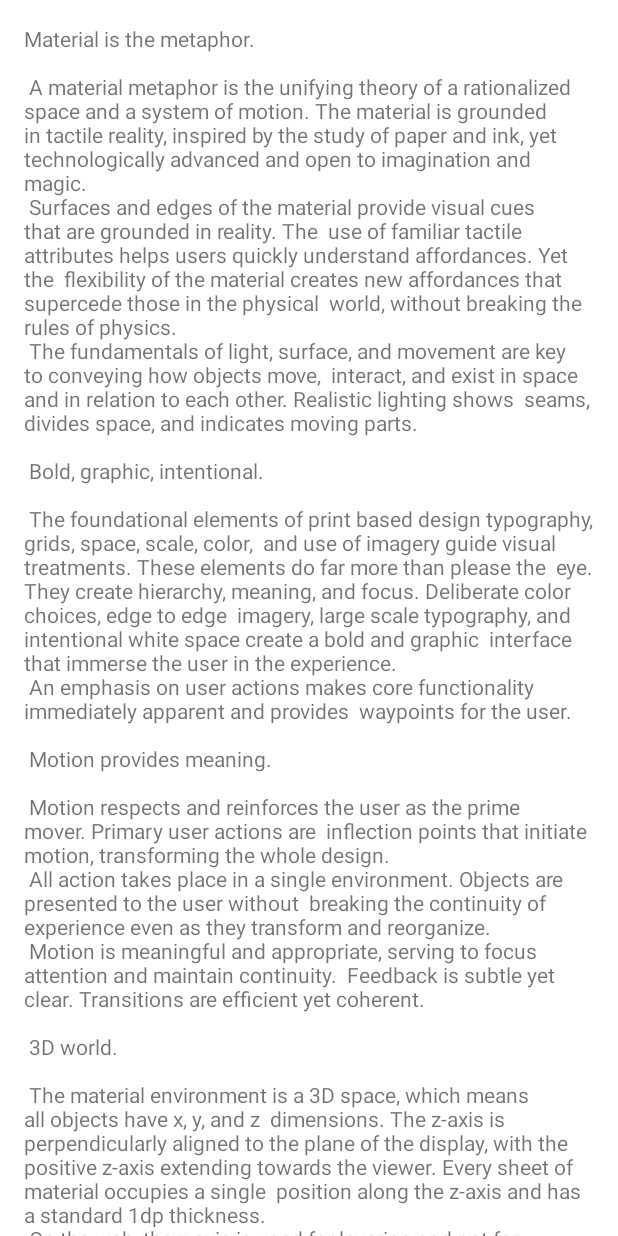
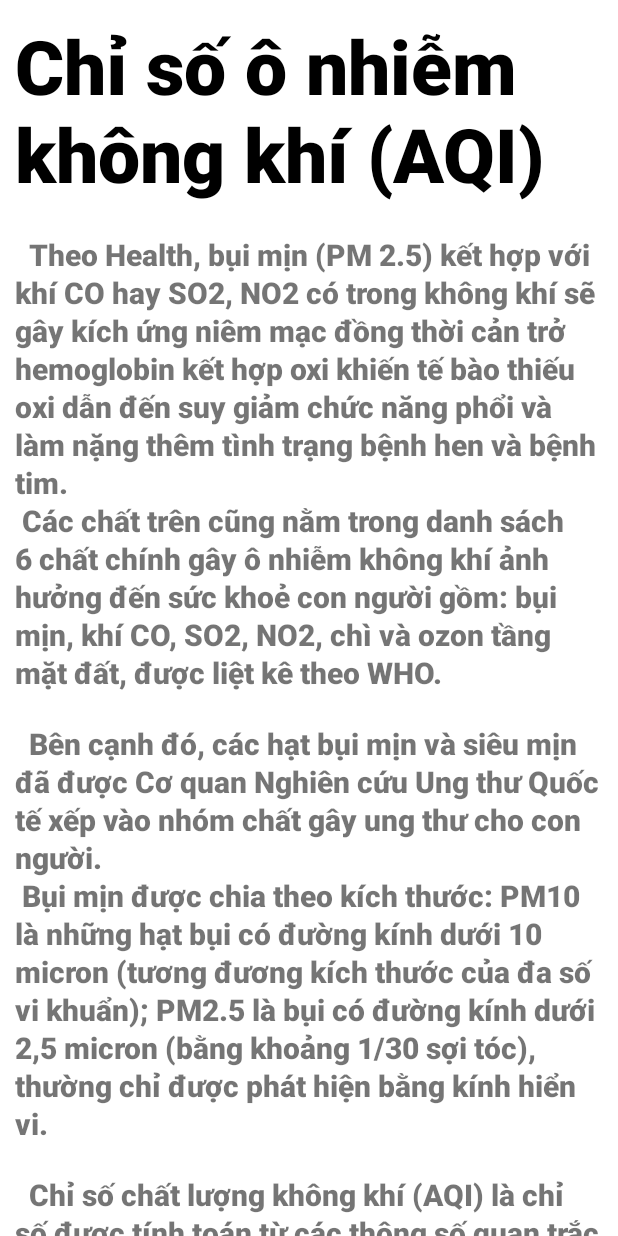
Before and after one commit to PBL4-Air-Pollution/Android-app, an Android app: the layout fragment_info.xml on its own in the app's theme, with its tools: preview values and no code run, on a phone screen of 412 x 824 dp. Run offline under Robolectric (Android 15) with nearby library versions, the phone set to English and light mode, and no system bars.

Commit message:
Map+info

```diff
--- a/AirQuality/app/build.gradle
+++ b/AirQuality/app/build.gradle
@@ -43,7 +43,8 @@ dependencies {
     implementation 'androidx.navigation:navigation-fragment:2.3.5'
     implementation 'androidx.navigation:navigation-ui:2.3.5'
     implementation 'androidx.legacy:legacy-support-v4:1.0.0'
-    implementation 'com.google.android.gms:play-services-maps:17.0.1'
+    implementation 'com.google.android.gms:play-services-maps:18.0.0'
+    implementation 'com.google.android.gms:play-services-location:18.0.0'
 
     // Room for database
     def room_version = "2.3.0"
--- a/AirQuality/app/src/debug/res/values/google_maps_api.xml
+++ b/AirQuality/app/src/debug/res/values/google_maps_api.xml
@@ -20,5 +20,5 @@
     Once you have your key (it starts with "AIza"), replace the "google_maps_key"
     string in this file.
     -->
-    <string name="google_maps_key" templateMergeStrategy="preserve" translatable="false">YOUR_KEY_HERE</string>
+    <string name="google_maps_key" templateMergeStrategy="preserve" translatable="false">AIzaSyDmhZePPoY07vFGUdgcZ2I0MV_H3pUDcSk</string>
 </resources>
--- a/AirQuality/app/src/main/AndroidManifest.xml
+++ b/AirQuality/app/src/main/AndroidManifest.xml
@@ -8,7 +8,8 @@
          location permissions for the "MyLocation" functionality.
     -->
     <uses-permission android:name="android.permission.ACCESS_FINE_LOCATION" />
-
+    <uses-permission android:name="android.permission.ACCESS_COARSE_LOCATION"/>
+    <uses-permission android:name="android.permission.INTERNET"/>
     <application
         android:allowBackup="true"
         android:icon="@mipmap/ic_launcher"
@@ -27,7 +28,7 @@
         -->
         <meta-data
             android:name="com.google.android.geo.API_KEY"
-            android:value="@string/google_maps_key" />
+            android:value="AIzaSyDmhZePPoY07vFGUdgcZ2I0MV_H3pUDcSk" />
 
         <activity
             android:name=".MainActivity"
--- a/AirQuality/app/src/main/java/com/example/airquality/MainActivity.java
+++ b/AirQuality/app/src/main/java/com/example/airquality/MainActivity.java
@@ -1,14 +1,29 @@
 package com.example.airquality;
 
+
+
 import androidx.appcompat.app.AppCompatActivity;
+import androidx.fragment.app.Fragment;
+import androidx.fragment.app.FragmentManager;
 
 import android.os.Bundle;
+import android.view.View;
+import android.widget.Button;
 
-public class MainActivity extends AppCompatActivity {
+import com.example.airquality.view.MapsFragment;
 
+
+public class MainActivity extends AppCompatActivity  {
+    private  MapsFragment mapsFragment;
     @Override
     protected void onCreate(Bundle savedInstanceState) {
         super.onCreate(savedInstanceState);
         setContentView(R.layout.activity_main);
+
+        FragmentManager fragmentManager = this.getSupportFragmentManager();
+        this.mapsFragment = (MapsFragment) fragmentManager.findFragmentById(R.id.map);
+
+
     }
+
 }
--- a/AirQuality/app/src/main/java/com/example/airquality/view/MapsFragment.java
+++ b/AirQuality/app/src/main/java/com/example/airquality/view/MapsFragment.java
@@ -1,9 +1,15 @@
 package com.example.airquality.view;
+
+
 
 import androidx.annotation.NonNull;
 import androidx.annotation.Nullable;
 import androidx.fragment.app.Fragment;
 
+import android.content.Context;
+import android.location.Location;
+import android.location.LocationListener;
+import android.location.LocationManager;
 import android.os.Bundle;
 import android.view.LayoutInflater;
 import android.view.View;
@@ -18,14 +24,21 @@ import com.google.android.gms.maps.model.LatLng;
 import com.google.android.gms.maps.model.MarkerOptions;
 
 public class MapsFragment extends Fragment {
-    private OnMapReadyCallback callback = new OnMapReadyCallback() {
-        @Override
-        public void onMapReady(GoogleMap googleMap) {
-            LatLng sydney = new LatLng(-34, 151);
-            googleMap.addMarker(new MarkerOptions().position(sydney).title("Marker in Sydney"));
-            googleMap.moveCamera(CameraUpdateFactory.newLatLng(sydney));
-        }
-    };
+
+    private OnMapReadyCallback callback;
+
+    {
+        callback = new OnMapReadyCallback() {
+            @Override
+            public void onMapReady(GoogleMap googleMap) {
+                LatLng DaNang = new LatLng(16, 108); //vi do va kinh do
+                googleMap.addMarker(new MarkerOptions().position(DaNang).title(" DaNang"));
+                googleMap.moveCamera(CameraUpdateFactory.newLatLng(DaNang));
+                googleMap.animateCamera(CameraUpdateFactory.zoomTo(15.0f));
+            }
+
+        };
+    }
 
     @Nullable
     @Override
@@ -43,5 +56,9 @@ public class MapsFragment extends Fragment {
         if (mapFragment != null) {
             mapFragment.getMapAsync(callback);
         }
+
+
     }
+
+
 }
--- a/AirQuality/app/src/main/res/layout/activity_main.xml
+++ b/AirQuality/app/src/main/res/layout/activity_main.xml
@@ -7,6 +7,7 @@
     tools:context=".MainActivity">
 
     <TextView
+        android:id="@+id/textView"
         android:layout_width="wrap_content"
         android:layout_height="wrap_content"
         android:text="Hello World!"
@@ -15,4 +16,6 @@
         app:layout_constraintRight_toRightOf="parent"
         app:layout_constraintTop_toTopOf="parent" />
 
+
+
 </androidx.constraintlayout.widget.ConstraintLayout>
--- a/AirQuality/app/src/main/res/layout/fragment_info.xml
+++ b/AirQuality/app/src/main/res/layout/fragment_info.xml
@@ -1,13 +1,77 @@
 <?xml version="1.0" encoding="utf-8"?>
 <androidx.core.widget.NestedScrollView xmlns:android="http://schemas.android.com/apk/res/android"
+
     xmlns:tools="http://schemas.android.com/tools"
     android:layout_width="match_parent"
     android:layout_height="match_parent"
-    tools:context=".InfoFragment">
+    tools:context=".view.InfoFragment">
 
-    <TextView
-        android:layout_width="wrap_content"
-        android:layout_height="wrap_content"
-        android:layout_margin="@dimen/text_margin"
-        android:text="@string/large_text" />
+    <LinearLayout
+        android:layout_width="match_parent"
+        android:layout_height="match_parent"
+        android:orientation="vertical">
+
+        <TextView
+            android:layout_width="match_parent"
+            android:layout_height="match_parent"
+            android:text="Chỉ số ô nhiễm không khí (AQI)"
+            android:textSize="50dp"
+            android:textStyle="bold"
+            android:layout_margin="10dp"
+            android:textColor="@color/black"
+            android:fontFamily="sans-serif-black"
+            />
+
+        <TextView
+            android:layout_width="match_parent"
+            android:layout_height="match_parent"
+            android:layout_margin="10dp"
+            android:lineSpacingExtra="2dp"
+            android:text="  Theo Health, bụi mịn (PM 2.5) kết hợp với khí CO hay SO2, NO2 có trong không khí sẽ gây kích ứng niêm mạc đồng thời cản trở hemoglobin kết hợp oxi khiến tế bào thiếu oxi dẫn đến suy giảm chức năng phổi và làm nặng thêm tình trạng bệnh hen và bệnh tim.\n
+Các chất trên cũng nằm trong danh sách 6 chất chính gây ô nhiễm không khí ảnh hưởng đến sức khoẻ con người gồm: bụi mịn, khí CO, SO2, NO2, chì và ozon tầng mặt đất, được liệt kê theo WHO."
+            android:textSize="20dp"
+            android:fontFamily="sans-serif-black"
+            />
+
+        <TextView
+            android:layout_width="match_parent"
+            android:layout_height="match_parent"
+            android:layout_margin="10dp"
+            android:fontFamily="sans-serif-black"
+            android:lineSpacingExtra="2dp"
+            android:text="  Bên cạnh đó, các hạt bụi mịn và siêu mịn đã được Cơ quan Nghiên cứu Ung thư Quốc tế xếp vào nhóm chất gây ung thư cho con người.\n
+Bụi mịn được chia theo kích thước: PM10 là những hạt bụi có đường kính dưới 10 micron (tương đương kích thước của đa số vi khuẩn); PM2.5 là bụi có đường kính dưới 2,5 micron (bằng khoảng 1/30 sợi tóc), thường chỉ được phát hiện bằng kính hiển vi.
+"
+            android:textSize="20dp" />
+
+        <TextView
+            android:layout_width="match_parent"
+            android:layout_height="match_parent"
+            android:layout_margin="10dp"
+            android:lineSpacingExtra="2dp"
+            android:text="  Chỉ số chất lượng không khí (AQI) là chỉ số được tính toán từ các thông số quan trắc các chất ô nhiễm trong không khí, nhằm cho biết tình trạng chất lượng không khí và mức độ ảnh hưởng đến sức khỏe con người, được biểu diễn qua một thang điểm.
+AQI được tính toán bao gồm AQI giờ và AQI ngày. Số liệu sử dụng để tính toán là giá trị quan trắc trung bình 1 giờ, trung bình 8 giờ và trung bình 24 giờ.
+AQI tính toán cho từng trạm quan trắc không khí tự động liên tục trong môi trường không khí xung quanh. Mỗi trạm, AQI được tính cho từng thông số, giá trị AQI cuối cùng là giá trị lớn nhất trong các giá trị AQI của mỗi thông số.\n  Các thông số được sử dụng để tính toán AQI bao gồm: SO2, CO, NO2, O3, PM10 và PM2.5."
+            android:textSize="20dp"
+            android:fontFamily="sans-serif-black"/>
+
+        <ImageView
+            android:id="@+id/img_view"
+            android:layout_width="match_parent"
+            android:layout_height="292dp"
+            android:padding="0dp"
+            android:scaleType="fitCenter"
+            android:src="@drawable/aqi" />
+        <TextView
+            android:layout_width="match_parent"
+            android:layout_height="match_parent"
+            android:text="Bảng chất lượng không khí theo AQI"
+            android:textStyle="italic"
+            android:gravity="center"
+            android:textSize="17dp"
+            android:textColor="@color/black"
+            android:fontFamily="sans-serif"
+            />
+    </LinearLayout>
+
 </androidx.core.widget.NestedScrollView>
```
Also changed, not shown: AirQuality/app/src/main/java/com/example/airquality/view/InfoFragment.java (+8 -1 lines), AirQuality/app/src/main/res/drawable/aqi.jpg (added).
